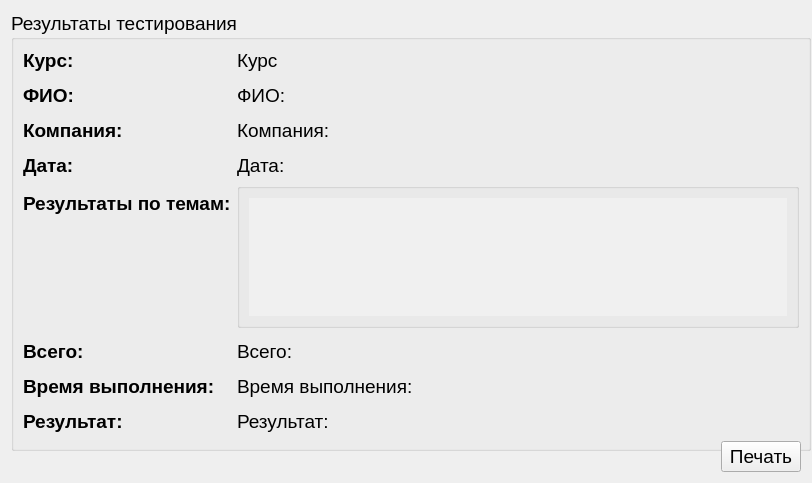
Above: fillresult.ui from Rayzedan/SystemControlStudent before the change. Below: the same form after it.
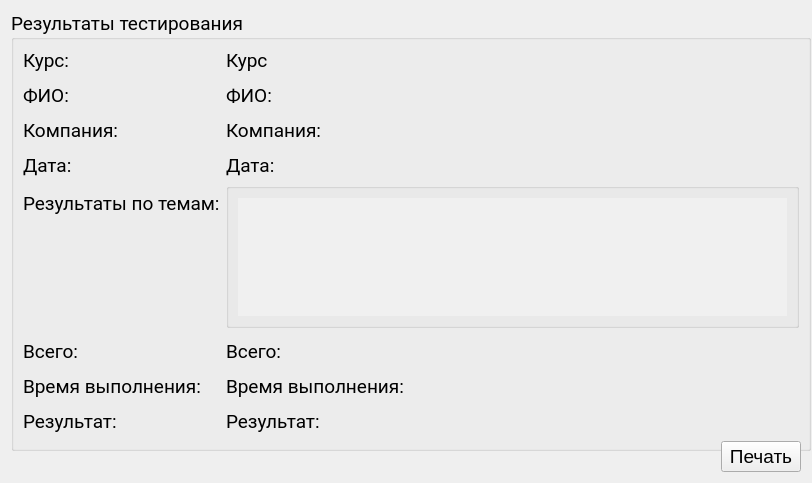
That is the form after the change.

Commit message: Фикс дизайна

Patch:
```diff
--- a/fillresult.ui
+++ b/fillresult.ui
@@ -57,6 +57,12 @@
        <height>440</height>
       </size>
      </property>
+     <property name="font">
+      <font>
+       <family>Roboto</family>
+       <pointsize>14</pointsize>
+      </font>
+     </property>
      <property name="title">
       <string>Результаты тестирования</string>
      </property>
@@ -67,8 +73,9 @@
          <widget class="QLabel" name="label_2">
           <property name="font">
            <font>
+            <family>Roboto</family>
             <pointsize>14</pointsize>
-            <bold>true</bold>
+            <bold>false</bold>
            </font>
           </property>
           <property name="text">
@@ -106,8 +113,9 @@
          <widget class="QLabel" name="label_3">
           <property name="font">
            <font>
+            <family>Roboto</family>
             <pointsize>14</pointsize>
-            <bold>true</bold>
+            <bold>false</bold>
            </font>
           </property>
           <property name="text">
@@ -139,8 +147,9 @@
          <widget class="QLabel" name="label_4">
           <property name="font">
            <font>
+            <family>Roboto</family>
             <pointsize>14</pointsize>
-            <bold>true</bold>
+            <bold>false</bold>
            </font>
           </property>
           <property name="text">
@@ -172,8 +181,9 @@
          <widget class="QLabel" name="label_5">
           <property name="font">
            <font>
+            <family>Roboto</family>
             <pointsize>14</pointsize>
-            <bold>true</bold>
+            <bold>false</bold>
            </font>
           </property>
           <property name="text">
@@ -192,8 +202,9 @@
          <widget class="QLabel" name="label_6">
           <property name="font">
            <font>
+            <family>Roboto</family>
             <pointsize>14</pointsize>
-            <bold>true</bold>
+            <bold>false</bold>
            </font>
           </property>
           <property name="text">
@@ -257,8 +268,9 @@
          <widget class="QLabel" name="label_8">
           <property name="font">
            <font>
+            <family>Roboto</family>
             <pointsize>14</pointsize>
-            <bold>true</bold>
+            <bold>false</bold>
            </font>
           </property>
           <property name="text">
@@ -290,8 +302,9 @@
          <widget class="QLabel" name="label_9">
           <property name="font">
            <font>
+            <family>Roboto</family>
             <pointsize>14</pointsize>
-            <bold>true</bold>
+            <bold>false</bold>
            </font>
           </property>
           <property name="text">
@@ -323,8 +336,9 @@
          <widget class="QLabel" name="label_10">
           <property name="font">
            <font>
+            <family>Roboto</family>
             <pointsize>14</pointsize>
-            <bold>true</bold>
+            <bold>false</bold>
            </font>
           </property>
           <property name="text">
```
The commit also changes 6 other files.
